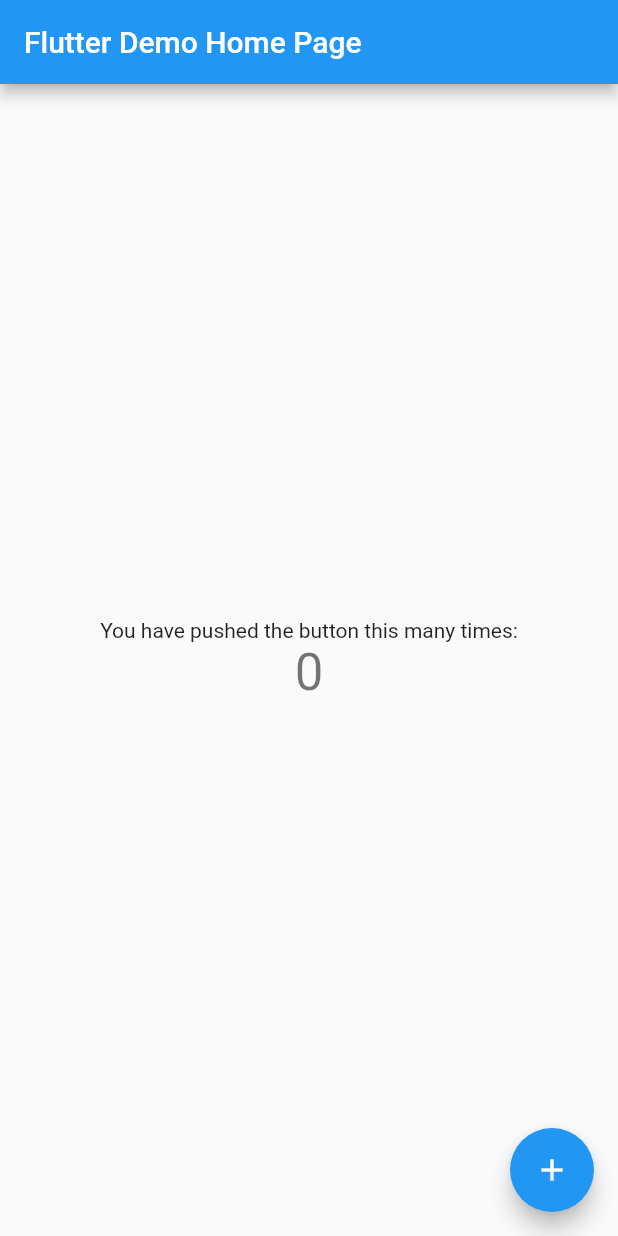
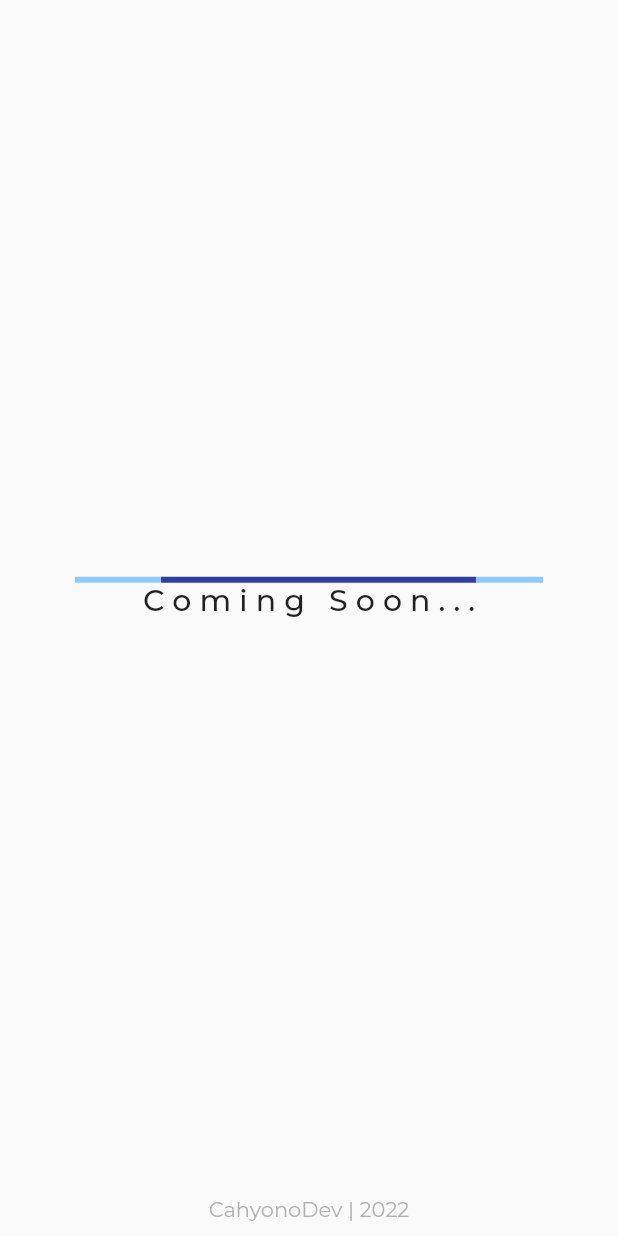
Before and after one commit to rencanggunung/rencangunung_web_flutter, a Flutter app: the screen it shows after launch, on a phone screen of 412 x 824 dp. Run offline on Flutter 3.47's test engine with Material 2 defaults, Android fonts, the light colour scheme and no system bars; our stand-ins replace google_fonts.

Commit message:
update homeview

```diff
--- a/lib/main.dart
+++ b/lib/main.dart
@@ -1,7 +1,13 @@
 import 'package:flutter/material.dart';
+import 'package:google_fonts/google_fonts.dart';
+import 'package:rencanggunung_web_flutter/views/home_view.dart';
 
 void main() {
-  runApp(const MyApp());
+  runApp(MaterialApp(
+    theme: ThemeData(fontFamily: GoogleFonts.montserrat().fontFamily),
+    debugShowCheckedModeBanner: false,
+    home: MenuView(),
+  ));
 }
 
 class MyApp extends StatelessWidget {
--- /dev/null
+++ b/lib/views/home_view.dart
@@ -0,0 +1,41 @@
+import 'package:flutter/material.dart';
+
+class MenuView extends StatefulWidget {
+  MenuView({Key? key}) : super(key: key);
+
+  @override
+  State<MenuView> createState() => _MenuViewState();
+}
+
+class _MenuViewState extends State<MenuView> {
+  @override
+  Widget build(BuildContext context) {
+    return Scaffold(
+      body: Center(
+        child: Column(
+          mainAxisAlignment: MainAxisAlignment.center,
+          children: [
+            Padding(
+              padding: const EdgeInsets.only(left: 50, right: 50),
+              child: LinearProgressIndicator(
+                color: Colors.indigo.shade700,
+              ),
+            ),
+            const Text(
+              'C o m i n g   S o o n . . .',
+              style: TextStyle(fontSize: 20, fontWeight: FontWeight.w500),
+            ),
+          ],
+        ),
+      ),
+      bottomNavigationBar: Padding(
+        padding: const EdgeInsets.only(bottom: 10),
+        child: Text(
+          'CahyonoDev | 2022',
+          style: TextStyle(color: Colors.grey.withOpacity(0.8)),
+          textAlign: TextAlign.center,
+        ),
+      ),
+    );
+  }
+}
--- a/pubspec.yaml
+++ b/pubspec.yaml
@@ -3,7 +3,7 @@
 
 # The following line prevents the package from being accidentally published to
 # pub.dev using `flutter pub publish`. This is preferred for private packages.
-publish_to: 'none' # Remove this line if you wish to publish to pub.dev
+publish_to: "none" # Remove this line if you wish to publish to pub.dev
 
 # The following defines the version and build number for your application.
 # A version number is three numbers separated by dots, like 1.2.43
@@ -30,10 +30,10 @@
   flutter:
     sdk: flutter
 
-
   # The following adds the Cupertino Icons font to your application.
   # Use with the CupertinoIcons class for iOS style icons.
   cupertino_icons: ^1.0.2
+  google_fonts: ^3.0.1
 
 dev_dependencies:
   flutter_test:
@@ -51,7 +51,6 @@
 
 # The following section is specific to Flutter packages.
 flutter:
-
   # The following line ensures that the Material Icons font is
   # included with your application, so that you can use the icons in
   # the material Icons class.
```
Also changed, not shown: pubspec.lock.
